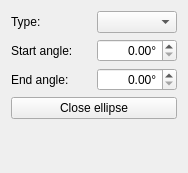
This is plugins/flake/pathshapes/ellipse/EllipseShapeConfigWidget.ui in KDE/krita as Qt 5 draws it before an edit. The edited form follows.
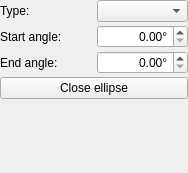
This is the edited form. Custom widgets are drawn as their Qt base class.

Commit message: Fix Shape Properties widgets and make their commands mergable

Diff of the .ui file:
```diff
--- a/plugins/flake/pathshapes/ellipse/EllipseShapeConfigWidget.ui
+++ b/plugins/flake/pathshapes/ellipse/EllipseShapeConfigWidget.ui
@@ -14,6 +14,21 @@
    <string>Ellipse Shape</string>
   </property>
   <layout class="QGridLayout">
+   <property name="leftMargin">
+    <number>0</number>
+   </property>
+   <property name="topMargin">
+    <number>0</number>
+   </property>
+   <property name="rightMargin">
+    <number>0</number>
+   </property>
+   <property name="bottomMargin">
+    <number>0</number>
+   </property>
+   <property name="verticalSpacing">
+    <number>3</number>
+   </property>
    <item row="0" column="0">
     <widget class="QLabel" name="label_3">
      <property name="text">
@@ -73,7 +88,7 @@
      <property name="sizeHint" stdset="0">
       <size>
        <width>20</width>
-       <height>40</height>
+       <height>6</height>
       </size>
      </property>
     </spacer>
```
The commit also changes 13 other files.
